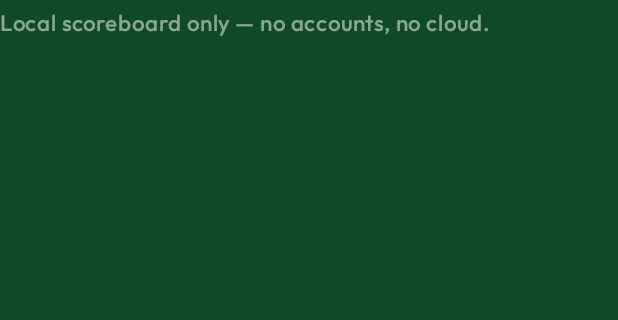
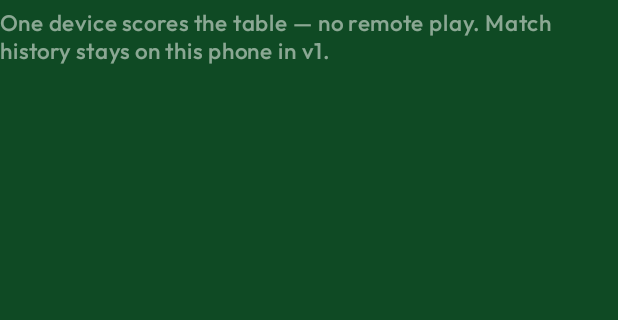
Before and after one commit to Asarox33/RackTrack, an Android app built with Jetpack Compose: the composable AboutPanel shown on its own in the app's theme, on a phone screen of 412 x 824 dp, the part 188-508 px from its top. Run offline under Robolectric (Android 15) with nearby library versions, the phone set to English and light mode, and no system bars.

Commit message:
docs(product): forbid remote live scoring; optional future shared stats
Clarify that one device always scores the table, while accounts later would only help find players and reopen match stats across devices.

Co-authored-by: Cursor <cursoragent@cursor.com>

```diff
--- a/app/src/main/kotlin/com/racktrack/presentation/screen/SettingsSheet.kt
+++ b/app/src/main/kotlin/com/racktrack/presentation/screen/SettingsSheet.kt
@@ -300,7 +300,7 @@ private fun AboutPanel(onOpenRepo: () -> Unit) {
                 .padding(vertical = 4.dp),
         )
         Text(
-            text = "Local scoreboard only — no accounts, no cloud.",
+            text = "One device scores the table — no remote play. Match history stays on this phone in v1.",
             style = MaterialTheme.typography.bodyLarge,
             color = ScoreWhite.copy(alpha = 0.55f),
             modifier = Modifier.fillMaxWidth(),
```
Also changed, not shown: 4 other files.
